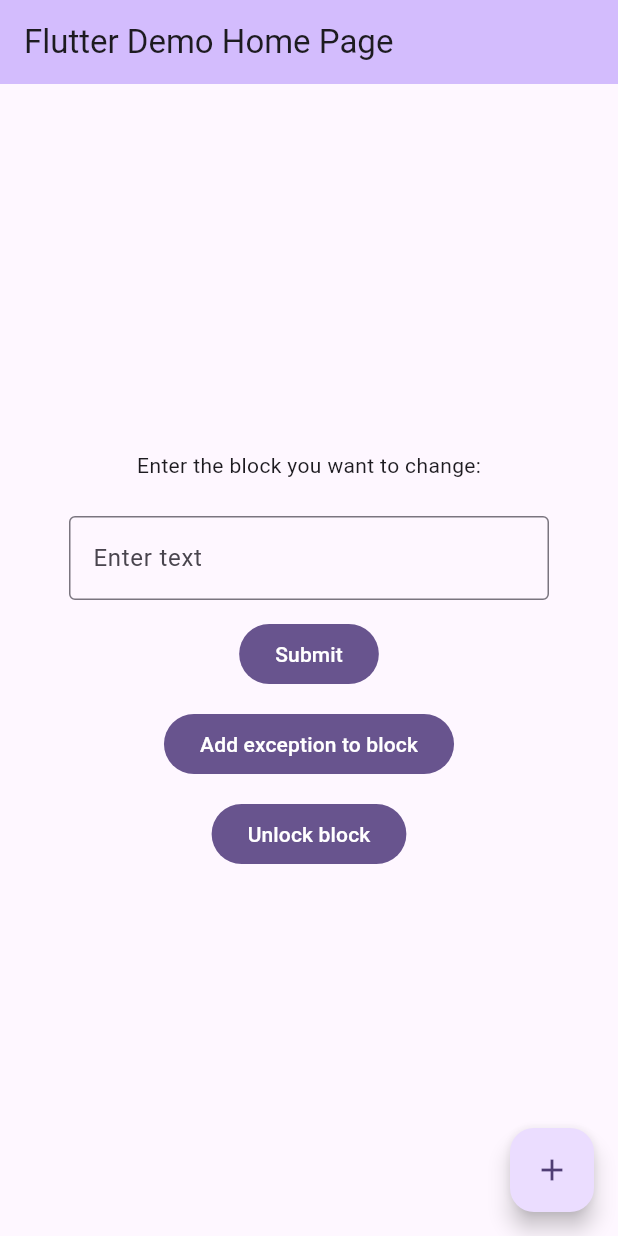
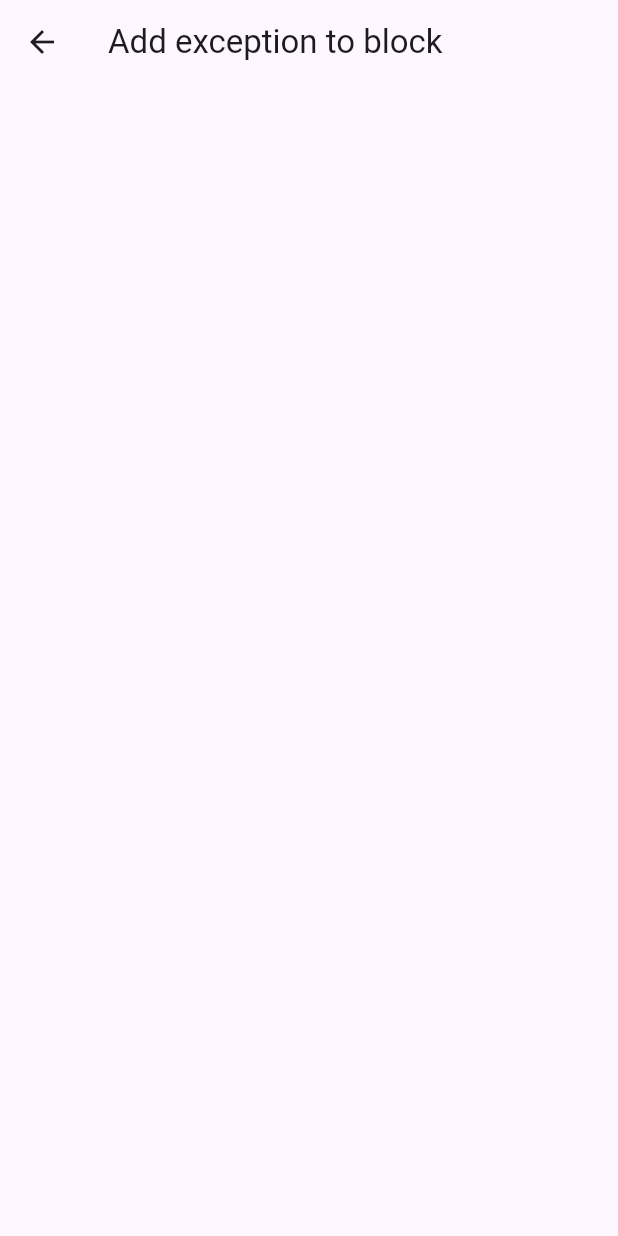
Before and after one commit to DamirGalimzhanovUVA/cold-turkey-remote-controller, a Flutter app: the screen it shows after launch, after a tap on "Add exception to block", on a phone screen of 412 x 824 dp. Run offline on Flutter 3.47's test engine with Material 3 defaults, Android fonts, the phone set to English and light mode, and no system bars.

Commit message:
Made the buttons navigate to their respective screens

```diff
--- a/lib/main.dart
+++ b/lib/main.dart
@@ -127,11 +127,24 @@ class _MyHomePageState extends State<MyHomePage> {
             FilledButton(onPressed: () {}, child: const Text('Submit')),
             const SizedBox(height: 12),
             FilledButton(
-              onPressed: () {},
+              onPressed: () {
+                Navigator.of(context).push(
+                  MaterialPageRoute(
+                    builder: (context) => const AddExceptionPage(),
+                  ),
+                );
+              },
               child: const Text('Add exception to block'),
             ),
             const SizedBox(height: 12),
-            FilledButton(onPressed: () {}, child: const Text('Unlock block')),
+            FilledButton(
+              onPressed: () {
+                Navigator.of(context).push(
+                  MaterialPageRoute(builder: (context) => const UnlockPage()),
+                );
+              },
+              child: const Text('Unlock block'),
+            ),
           ],
         ),
       ),
@@ -143,3 +156,27 @@ class _MyHomePageState extends State<MyHomePage> {
     );
   }
 }
+
+class AddExceptionPage extends StatelessWidget {
+  const AddExceptionPage({super.key});
+
+  @override
+  Widget build(BuildContext context) {
+    return Scaffold(
+      appBar: AppBar(title: const Text('Add exception to block')),
+      body: const SizedBox.shrink(),
+    );
+  }
+}
+
+class UnlockPage extends StatelessWidget {
+  const UnlockPage({super.key});
+
+  @override
+  Widget build(BuildContext context) {
+    return Scaffold(
+      appBar: AppBar(title: const Text('Unlock block')),
+      body: const SizedBox.shrink(),
+    );
+  }
+}
```
Also changed, not shown: 1 other file.
